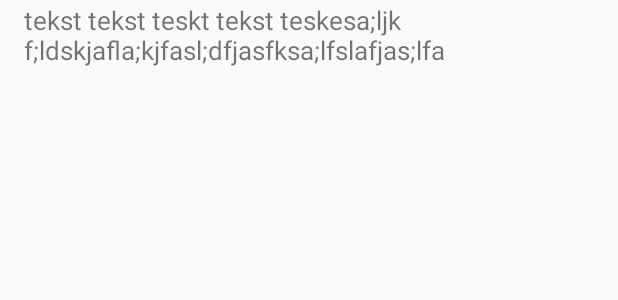
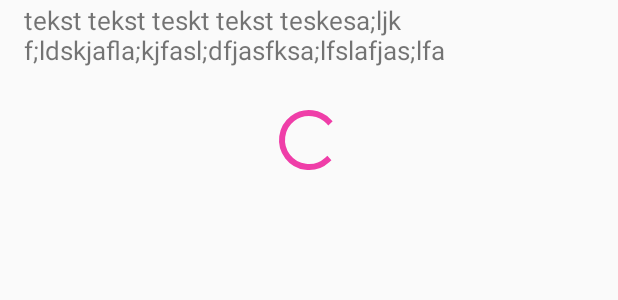
Before and after one commit to miechal100/BestQuiz, an Android app: the layout activity_single_question.xml on its own in the app's theme, with its tools: preview values and no code run, on a phone screen of 412 x 824 dp. Shown: the part 478-778 px from the top of the screen. Run offline under Robolectric (Android 15) with nearby library versions, the phone set to English and light mode, and no system bars; network calls fail.

Commit message:
progress bar created

```diff
--- a/app/src/main/res/layout/activity_single_question.xml
+++ b/app/src/main/res/layout/activity_single_question.xml
@@ -14,7 +14,7 @@
         android:textSize="17sp"
         android:textAlignment="center"
         android:padding="@dimen/activity_horizontal_margin"
-        android:text="tekst tekst teskt tekst teskesa;ljk f;ldskjafla;kjfasl;dfjasfksa;lfslafjas;lfa"/>
+        tools:text="tekst tekst teskt tekst teskesa;ljk f;ldskjafla;kjfasl;dfjasfksa;lfslafjas;lfa"/>
 
     <TextView
         android:id="@+id/answerOneTextView"
@@ -24,7 +24,7 @@
         android:textSize="17sp"
         android:padding="@dimen/activity_horizontal_margin"
         android:background="?selectableItemBackground"
-        android:text="tekst tekst teskt tekst teskesa;ljk f;ldskjafla;kjfasl;dfjasfksa;lfslafjas;lfa"
+        tools:text="tekst tekst teskt tekst teskesa;ljk f;ldskjafla;kjfasl;dfjasfksa;lfslafjas;lfa"
         app:layout_constraintTop_toBottomOf="@+id/questionTextView"/>
 
     <TextView
@@ -35,7 +35,7 @@
         android:textSize="17sp"
         android:padding="@dimen/activity_horizontal_margin"
         android:background="?selectableItemBackground"
-        android:text="tekst tekst teskt tekst teskesa;ljk f;ldskjafla;kjfasl;dfjasfksa;lfslafjas;lfa"
+        tools:text="tekst tekst teskt tekst teskesa;ljk f;ldskjafla;kjfasl;dfjasfksa;lfslafjas;lfa"
         app:layout_constraintTop_toBottomOf="@+id/answerOneTextView"/>
 
 
@@ -47,7 +47,7 @@
         android:textSize="17sp"
         android:padding="@dimen/activity_horizontal_margin"
         android:background="?selectableItemBackground"
-        android:text="tekst tekst teskt tekst teskesa;ljk f;ldskjafla;kjfasl;dfjasfksa;lfslafjas;lfa"
+        tools:text="tekst tekst teskt tekst teskesa;ljk f;ldskjafla;kjfasl;dfjasfksa;lfslafjas;lfa"
         app:layout_constraintTop_toBottomOf="@+id/answerTwoTextView"/>
 
 
@@ -59,7 +59,7 @@
         android:textSize="17sp"
         android:padding="@dimen/activity_horizontal_margin"
         android:background="?selectableItemBackground"
-        android:text="tekst tekst teskt tekst teskesa;ljk f;ldskjafla;kjfasl;dfjasfksa;lfslafjas;lfa"
+        tools:text="tekst tekst teskt tekst teskesa;ljk f;ldskjafla;kjfasl;dfjasfksa;lfslafjas;lfa"
         app:layout_constraintTop_toBottomOf="@+id/answerThreeTextView"/>
 
     <Button
@@ -74,4 +74,14 @@
         android:layout_marginEnd="@dimen/button_padding"
         android:layout_marginBottom="@dimen/button_padding"/>
 
+    <ProgressBar
+        android:id="@+id/progressBar"
+        android:layout_width="wrap_content"
+        android:layout_height="wrap_content"
+        app:layout_constraintBottom_toBottomOf="parent"
+        app:layout_constraintTop_toTopOf="parent"
+        app:layout_constraintEnd_toEndOf="parent"
+        app:layout_constraintStart_toStartOf="parent"
+        />
+
 </android.support.constraint.ConstraintLayout>
```
Also changed, not shown: app/src/main/java/com/code/knab/best_quiz/ui/single_question/SingleQuestionActivity.kt (+21 -0 lines).
